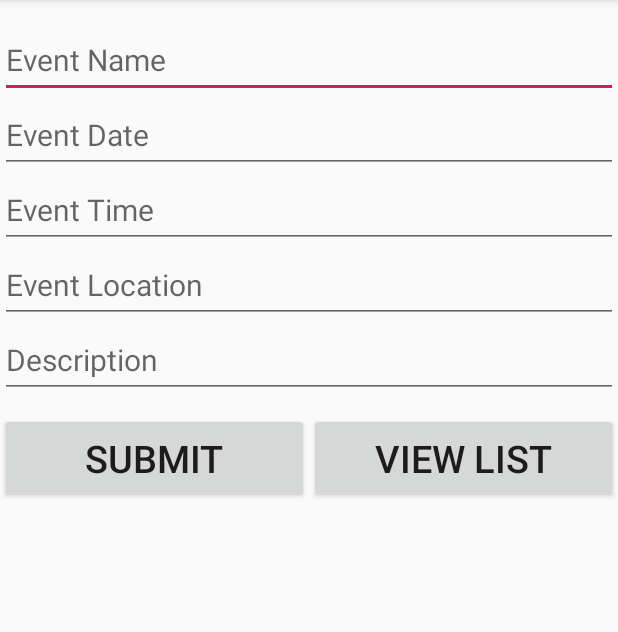
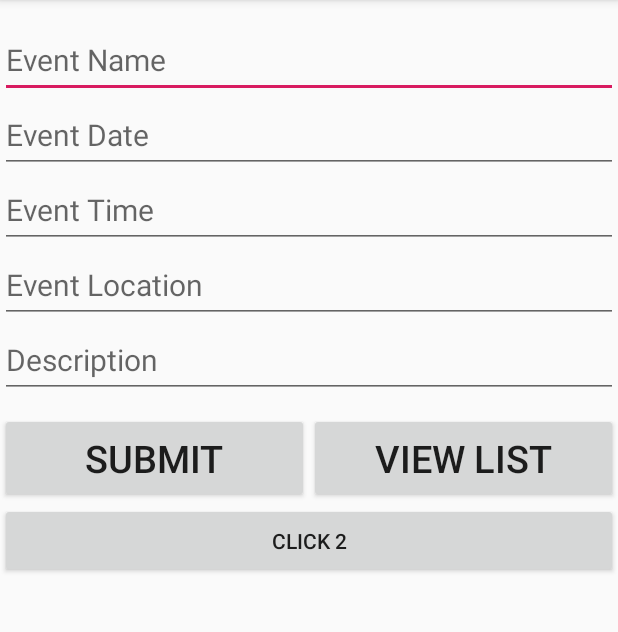
Before and after one commit to jatiny17/EVENTS, an Android app: the screen it shows after launch (MainActivity), on a phone screen of 412 x 824 dp, the part 84-716 px from its top. Run offline under Robolectric (Android 15) with nearby library versions, the phone set to English and light mode, and no system bars; our stand-ins replace Firebase (no records; nobody signed in at launch, a user with empty details on screens opened directly); libraries missing offline, so code that uses them is left out: com.basgeekball.awesomevalidation; 4 statements that could not run were skipped.

Commit message:
Validation added

```diff
--- a/app/src/main/AndroidManifest.xml
+++ b/app/src/main/AndroidManifest.xml
@@ -9,7 +9,8 @@
         android:roundIcon="@mipmap/ic_launcher_round"
         android:supportsRtl="true"
         android:theme="@style/AppTheme">
-        <activity android:name=".event_details"></activity>
+        <activity android:name=".RecyclerList"></activity>
+        <activity android:name=".event_details" />
         <activity
             android:name=".EventList"
             android:label="@string/event_list" />
--- a/app/src/main/java/com/example/events/MainActivity.java
+++ b/app/src/main/java/com/example/events/MainActivity.java
@@ -30,11 +30,12 @@ public class MainActivity extends AppCompatActivity {
         super.onCreate(savedInstanceState);
         setContentView(R.layout.activity_main);
 
-        final Button b1,b2;
+        final Button b1,b2,b3;
         final EditText e1,e2,e3,e4,e5;
 
         b1=(Button)findViewById(R.id.button_submit);
         b2=(Button)findViewById(R.id.button_next);
+        b3=(Button)findViewById(R.id.button2);
 
         e1=(EditText)findViewById(R.id.event_name);
         e2=(EditText)findViewById(R.id.event_date);
@@ -46,7 +47,7 @@ public class MainActivity extends AppCompatActivity {
 
         awesomeValidation.addValidation(MainActivity.this, R.id.event_name, "^[A-Za-z\\s]{1,}[\\.]{0,1}[A-Za-z\\s]{0,}$", R.string.nameerror);
         awesomeValidation.addValidation(MainActivity.this, R.id.event_date, "^(0[1-9]|[12][0-9]|3[01])[- /.](0[1-9]|1[012])[- /.](19|20)\\d\\d$", R.string.dateerror);
-//        awesomeValidation.addValidation(MainActivity.this, R.id.event_time, "\\b((1[0-2]|0?[0-9]):([0-5][0-9]) ([AaPp][Mm]))", R.string.timeerror);
+        awesomeValidation.addValidation(MainActivity.this, R.id.event_time, "\\b((1[0-2]|0?[0-9]):([0-5][0-9]) ([AaPp][Mm]))", R.string.timeerror);
 
 //      awesomeValidation.addValidation(MainActivity.this,R.id.event_location,,R.string.locationerror);
 //      awesomeValidation.addValidation(MainActivity.this,R.id.event_description,,R.string.descerror);
@@ -97,5 +98,13 @@ public class MainActivity extends AppCompatActivity {
                 startActivity(i);
             }
         });
+
+        b3.setOnClickListener(new View.OnClickListener() {
+            @Override
+            public void onClick(View view) {
+                Intent i=new Intent(MainActivity.this,RecyclerList.class);
+                startActivity(i);
+            }
+        });
     }
 }
--- a/app/src/main/res/layout/activity_main.xml
+++ b/app/src/main/res/layout/activity_main.xml
@@ -73,4 +73,10 @@
 
     </LinearLayout>
 
+    <Button
+        android:id="@+id/button2"
+        android:layout_width="match_parent"
+        android:layout_height="50dp"
+        android:text="Click 2" />
+
 </LinearLayout>
--- a/app/src/main/res/layout/event_display.xml
+++ b/app/src/main/res/layout/event_display.xml
@@ -1,7 +1,8 @@
 <?xml version="1.0" encoding="utf-8"?>
 <LinearLayout xmlns:android="http://schemas.android.com/apk/res/android"
     android:orientation="vertical" android:layout_width="match_parent"
-    android:layout_height="match_parent">
+    android:layout_height="match_parent"
+    android:id="@+id/parent">
 
     <TextView
         android:layout_marginTop="10dp"
```
Also changed, not shown: app/build.gradle (+6 -2 lines), app/src/main/java/com/example/events/Event.java (+21 -0 lines), app/src/main/java/com/example/events/EventList.java (+16 -2 lines), app/src/main/res/layout/activity_event_list.xml (+7 -0 lines).
